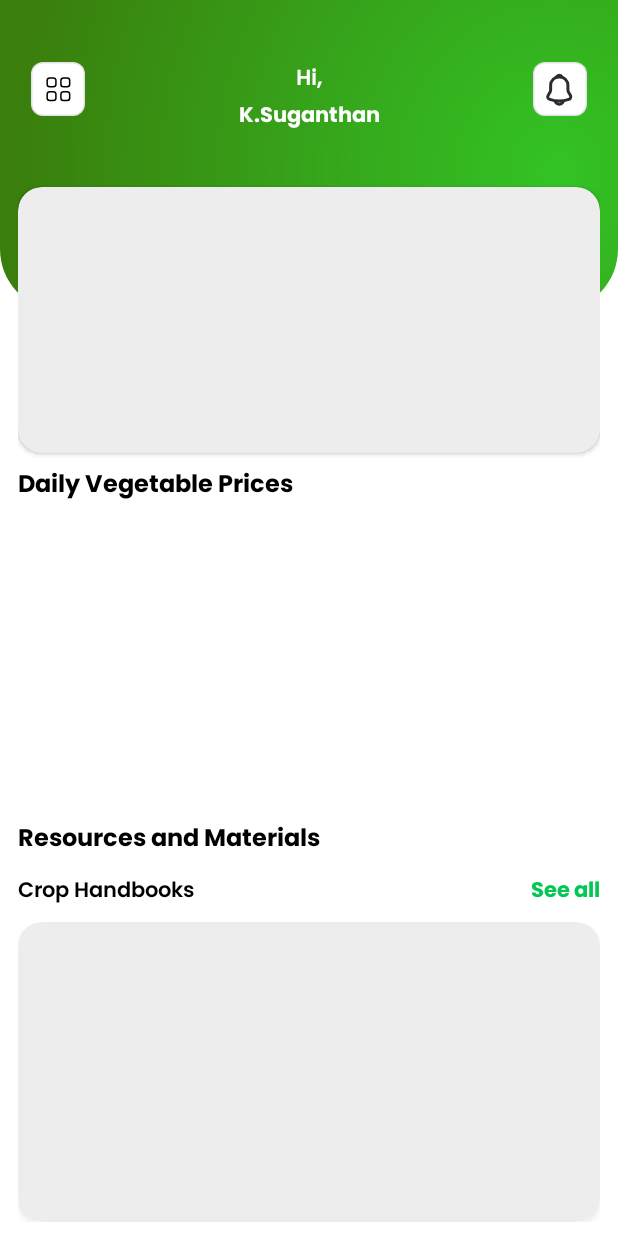
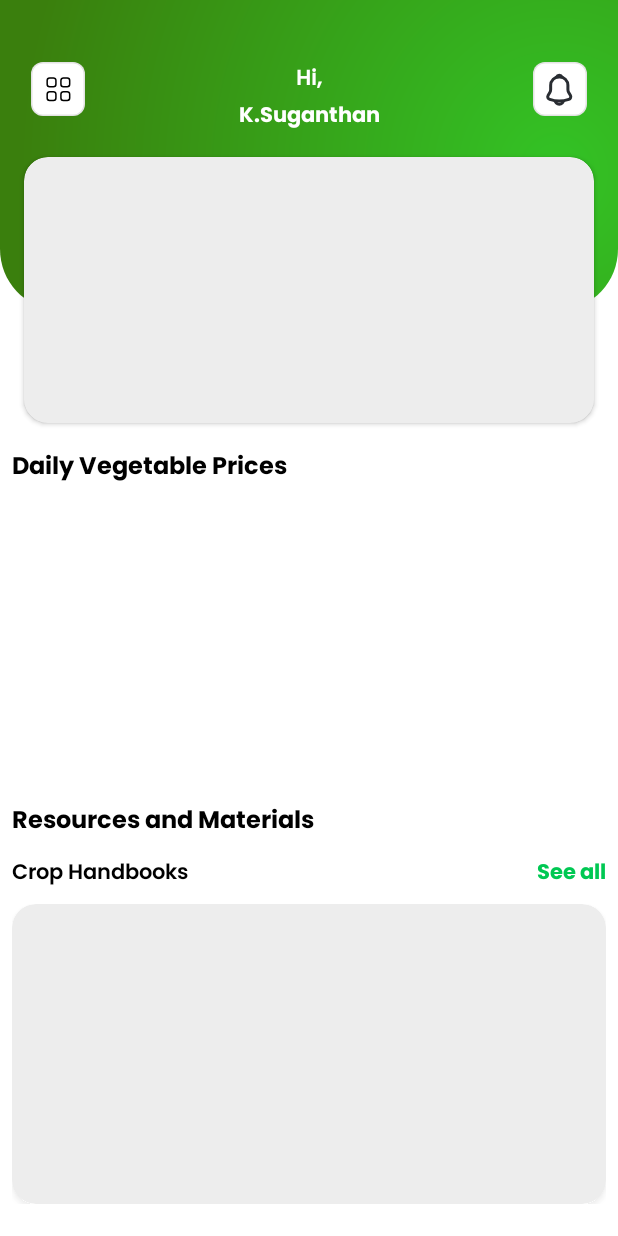
Before and after one commit to Suganthan130/Smart-Harvest, an Android app: the screen it shows after launch once a user with an empty profile is signed in (MainActivity), on a phone screen of 412 x 824 dp. Run offline under Robolectric (Android 15) with nearby library versions, the phone set to English and light mode, and no system bars; our stand-ins replace Dagger/Hilt's generated code, Firebase (no records; nobody signed in at launch, a user with empty details on screens opened directly), Shimmer; plain views replace BarChart; 13 statements that could not run were skipped.

Commit message:
Refactor: Adjust UI elements and remove unused layout
This commit includes the following changes:

- **Layout Adjustments:**
    - `activity_main.xml`: Modified margins and padding for better visual spacing. Specifically, the main `LinearLayout` now has `layout_margin="@dimen/padding_8dp"` and the `CardView` within it also has `layout_margin="@dimen/padding_8dp"`. The `padding` of the main `LinearLayout` was removed.
    - `item_vegetable.xml`: Set `textColor` to `@color/black` for `tv_price` and `tv_last_update` TextViews to ensure visibility.
- **Icon Update:**
    - `location_24.xml`: Changed the `fillColor` of the path to `@color/colorPrimary` and removed the `android:tint` attribute from the vector definition.
- **File Deletion:**
    - Removed `activity_main2.xml` as it was unused.

```diff
--- a/app/src/main/res/drawable/location_24.xml
+++ b/app/src/main/res/drawable/location_24.xml
@@ -1,5 +1,5 @@
-<vector xmlns:android="http://schemas.android.com/apk/res/android" android:height="24dp" android:tint="#FFFFFF" android:viewportHeight="960" android:viewportWidth="960" android:width="24dp">
+<vector xmlns:android="http://schemas.android.com/apk/res/android" android:height="24dp"  android:viewportHeight="960" android:viewportWidth="960" android:width="24dp">
 
-    <path android:fillColor="@android:color/white" android:pathData="M440,560L520,560L520,440L640,440L640,360L520,360L520,240L440,240L440,360L320,360L320,440L440,440L440,560ZM480,774Q602,662 661,570.5Q720,479 720,408Q720,299 650.5,229.5Q581,160 480,160Q379,160 309.5,229.5Q240,299 240,408Q240,479 299,570.5Q358,662 480,774ZM480,880Q319,743 239.5,625.5Q160,508 160,408Q160,258 256.5,169Q353,80 480,80Q607,80 703.5,169Q800,258 800,408Q800,508 720.5,625.5Q641,743 480,880ZM480,400Q480,400 480,400Q480,400 480,400Q480,400 480,400Q480,400 480,400Q480,400 480,400Q480,400 480,400Q480,400 480,400Q480,400 480,400Z"/>
+    <path android:fillColor="@color/colorPrimary" android:pathData="M440,560L520,560L520,440L640,440L640,360L520,360L520,240L440,240L440,360L320,360L320,440L440,440L440,560ZM480,774Q602,662 661,570.5Q720,479 720,408Q720,299 650.5,229.5Q581,160 480,160Q379,160 309.5,229.5Q240,299 240,408Q240,479 299,570.5Q358,662 480,774ZM480,880Q319,743 239.5,625.5Q160,508 160,408Q160,258 256.5,169Q353,80 480,80Q607,80 703.5,169Q800,258 800,408Q800,508 720.5,625.5Q641,743 480,880ZM480,400Q480,400 480,400Q480,400 480,400Q480,400 480,400Q480,400 480,400Q480,400 480,400Q480,400 480,400Q480,400 480,400Q480,400 480,400Z"/>
 
 </vector>
--- a/app/src/main/res/layout/activity_main.xml
+++ b/app/src/main/res/layout/activity_main.xml
@@ -96,14 +96,14 @@
         <LinearLayout
             android:layout_width="match_parent"
             android:layout_height="match_parent"
-            android:orientation="vertical"
-            android:padding="@dimen/padding_12dp">
+            android:layout_margin="@dimen/padding_8dp"
+            android:orientation="vertical">
 
             <androidx.cardview.widget.CardView
                 android:id="@+id/cardView"
                 android:layout_width="match_parent"
                 android:layout_height="wrap_content"
-                android:layout_marginTop="24dp"
+                android:layout_margin="@dimen/padding_8dp"
                 app:cardCornerRadius="@dimen/card_radius_16dp">
 
                 <lk.sugaapps.smartharvest.ui.components.shimmer.ShimmerFrameLayout
@@ -259,13 +259,13 @@
 
             <TextView
                 android:id="@+id/textView10"
-                android:layout_marginTop="@dimen/padding_8dp"
                 android:layout_width="match_parent"
                 android:layout_height="wrap_content"
+                android:layout_marginTop="@dimen/padding_8dp"
+                android:fontFamily="@font/poppins_bold"
                 android:text="Daily Vegetable Prices "
-                android:fontFamily="@font/poppins_bold"
                 android:textColor="@color/black"
-                android:textSize="@dimen/text_16sp"/>
+                android:textSize="@dimen/text_16sp" />
 
             <androidx.recyclerview.widget.RecyclerView
                 android:id="@+id/recycler_view_daily_prices"
--- a/app/src/main/res/layout/item_vegetable.xml
+++ b/app/src/main/res/layout/item_vegetable.xml
@@ -51,6 +51,7 @@
                     android:layout_height="wrap_content"
                     android:fontFamily="@font/poppins_bold"
                     android:text="N/A"
+                    android:textColor="@color/black"
                     android:textSize="@dimen/text_16sp" />
 
                 <TextView
@@ -58,7 +59,8 @@
                     android:layout_width="match_parent"
                     android:layout_height="wrap_content"
                     android:fontFamily="@font/poppins_medium"
-                    android:text="Click here" />
+                    android:text="Click here"
+                    android:textColor="@color/black" />
             </LinearLayout>
         </androidx.constraintlayout.widget.ConstraintLayout>
     </androidx.cardview.widget.CardView>
```
Also changed, not shown: app/src/main/res/layout/activity_main2.xml (deleted, +0 -10 lines).
